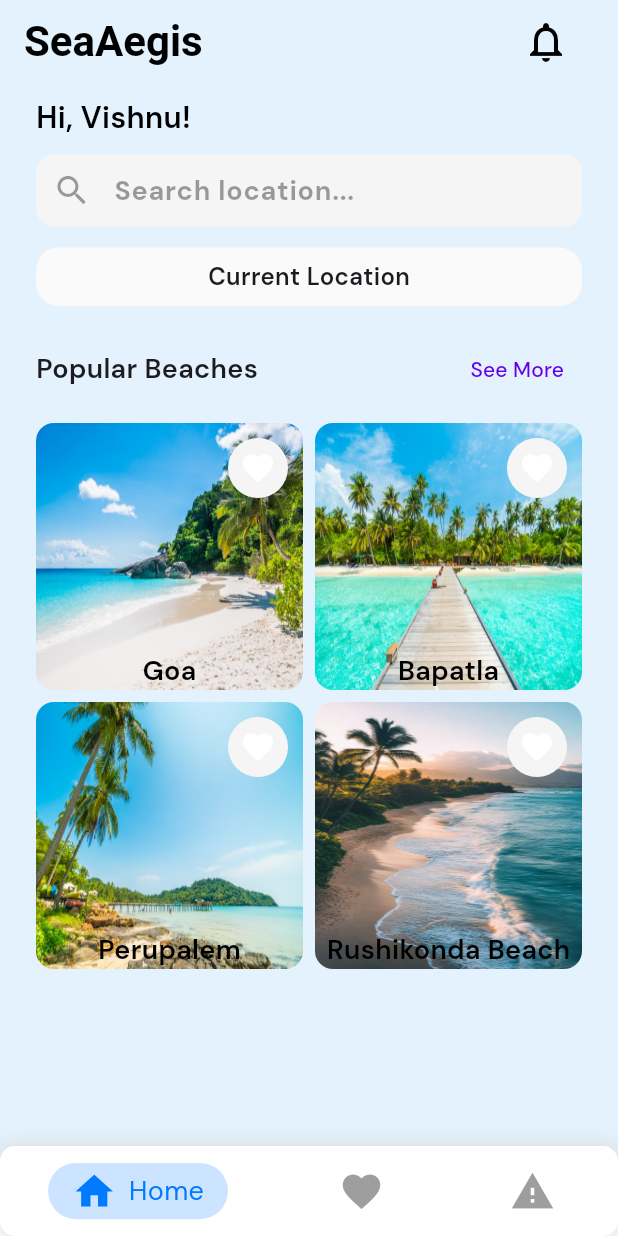
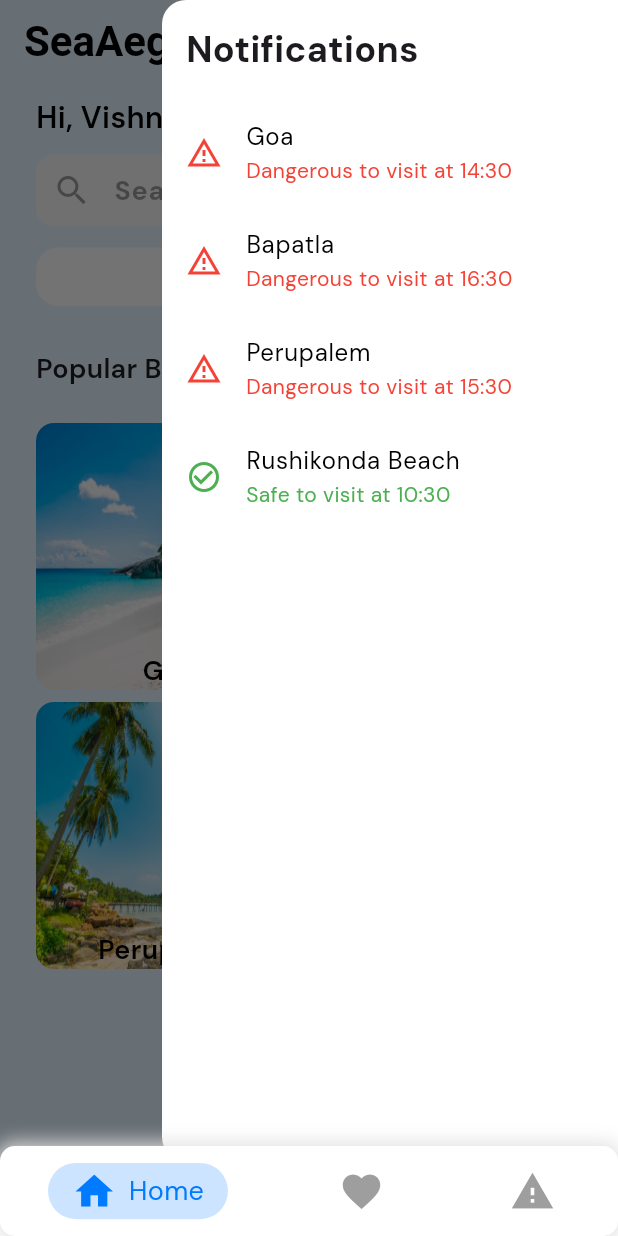
Before and after one commit to SeaAegis/SeaAegis, a Flutter app: the screen it shows after launch, after a tap on the "notifications" icon, on a phone screen of 412 x 824 dp. Run offline on Flutter 3.47's test engine with Material 3 defaults, Android fonts, the phone set to English and light mode, and no system bars; drawn by our look-alikes of persistent_bottom_nav_bar; our stand-ins replace cloud_firestore, firebase_auth, firebase_core, flutter_svg, google_fonts, google_maps_flutter and 1 more; accounts and stored records are empty.

Commit message:
notification drawer added

```diff
--- a/lib/main.dart
+++ b/lib/main.dart
@@ -38,7 +38,7 @@ class MyApp extends StatelessWidget {
         //     textTheme: GoogleFonts.dmSansTextTheme(
         //   Theme.of(context).textTheme,
         // )),
-        home: HomePage(),
+        home: const HomePage(),
         // home: const BeachStats(),
       ),
     );
--- a/lib/views/beach_data/beach_stats.dart
+++ b/lib/views/beach_data/beach_stats.dart
@@ -140,7 +140,7 @@ class _BeachStatsState extends State<BeachStats> {
                       children: [
                         const Image(
                           height: 150,
-                          width: 140,
+                          width: 120,
                           image: AssetImage('assets/weather/small_rain.png'),
                         ),
                         Column(
@@ -160,7 +160,7 @@ class _BeachStatsState extends State<BeachStats> {
                               '${condition.airTempC}°C',
                               style: const TextStyle(
                                 color: Colors.white,
-                                fontSize: 42,
+                                fontSize: 32,
                                 fontWeight: FontWeight.bold,
                               ),
                             ),
--- a/lib/views/beach_data/widgets/alert_box.dart
+++ b/lib/views/beach_data/widgets/alert_box.dart
@@ -75,7 +75,7 @@ class _AlertBoxState extends State<AlertBox> {
                     offset: Offset(0.3, 0.3),
                   ),
                 ],
-                fontSize: 23,
+                fontSize: 20,
                 fontWeight: FontWeight.bold,
               ),
             ),
--- a/lib/views/beach_data/widgets/hourly_data.dart
+++ b/lib/views/beach_data/widgets/hourly_data.dart
@@ -35,9 +35,9 @@ class _HourlyForecastState extends State<HourlyForecast> {
 
             // Check if the current item is the first in the list or if the day has changed
             final bool isNewDay = index == 0 ||
-                (formatTimeToIST(item.time).substring(0, 10) !=
+                (formatTimeToIST(item.time).substring(0, 11) !=
                     formatTimeToIST(widget.conditionList[index - 1].time)
-                        .substring(0, 10));
+                        .substring(0, 11));
 
             return GestureDetector(
               // Add onTap for hour selection
@@ -56,7 +56,11 @@ class _HourlyForecastState extends State<HourlyForecast> {
                       Padding(
                         padding: const EdgeInsets.only(bottom: 4.0),
                         child: Text(
-                          "${item.time.day}/${item.time.month}/${item.time.year}",
+                          formatTimeToIST(item.time)
+                              .substring(0, 10)
+                              .split("-")
+                              .reversed
+                              .join("-"),
                           style: const TextStyle(
                             fontSize: 12,
                             fontWeight: FontWeight.bold,
--- a/lib/views/home/home.dart
+++ b/lib/views/home/home.dart
@@ -83,12 +83,21 @@ class _HomeScreenState extends State<HomeScreen> {
                 fontSize: 28, fontWeight: FontWeight.w600, color: Colors.black),
           ),
           actions: [
-            IconButton(
-                onPressed: () {},
-                icon: const Icon(size: 32, Icons.notifications_outlined)),
-            const SizedBox(width: 24),
+            Builder(
+              builder: (context) {
+                return IconButton(
+                  icon: const Icon(Icons.notifications_outlined),
+                  onPressed: () {
+                    Scaffold.of(context)
+                        .openEndDrawer(); // Opens the end drawer
+                  },
+                );
+              },
+            ),
           ],
+          // Automatically provides the hamburger menu icon to open the drawer
         ),
+        endDrawer: NotificationsDrawer(), // The side drawer
         body: Padding(
           padding: const EdgeInsets.symmetric(vertical: 8, horizontal: 24),
           child: SingleChildScrollView(
@@ -177,8 +186,8 @@ class _HomeScreenState extends State<HomeScreen> {
                                     Icons.favorite,
                                     color: beaches[index].liked
                                         ? Colors.red
-                                        : Colors
-                                            .white, // Use the liked property
+                                        : const Color.fromARGB(255, 116, 101,
+                                            101), // Use the liked property
                                   ),
                                   onPressed: () {
                                     setState(() {
@@ -234,9 +243,9 @@ class _HomePageState extends State<HomePage> {
 
   List<Widget> _buildScreens() {
     return [
-      const HomeScreen(), // This is the updated HomeScreen
-      const Favorites(),
-      const AlertMessage(),
+      const HomeScreen(), // Home Screen
+      const Favorites(), // Favorites Screen
+      const AlertMessage(), // Alerts Screen
     ];
   }
 
@@ -304,11 +313,91 @@ class Beach {
   final double lat;
   final double lon;
   bool liked;
-
   Beach(
-      {required this.lat,
+      {required this.name,
+      required this.lat,
       required this.lon,
       required this.image,
-      required this.name,
       this.liked = false});
 }
+
+class NotificationsDrawer extends StatelessWidget {
+  // Dummy data for notifications
+  final List<Map<String, String>> beachNotifications = [
+    {
+      'beach': 'Goa',
+      'status': 'Dangerous to visit',
+      'time': "14:30",
+    },
+    {
+      'beach': 'Bapatla',
+      'status': 'Dangerous to visit',
+      'time': "16:30",
+    },
+    {
+      'beach': 'Perupalem',
+      'status': 'Dangerous to visit',
+      'time': "15:30",
+    },
+    {
+      'beach': 'Rushikonda Beach',
+      'status': 'Safe to visit',
+      'time': "10:30",
+    },
+  ];
+
+  NotificationsDrawer({super.key});
+
+  @override
+  Widget build(BuildContext context) {
+    return Drawer(
+      child: SafeArea(
+        child: Column(
+          crossAxisAlignment: CrossAxisAlignment.start,
+          children: [
+            const Padding(
+              padding: EdgeInsets.all(16.0),
+              child: Text(
+                'Notifications',
+                style: TextStyle(
+                  fontSize: 24,
+                  fontWeight: FontWeight.bold,
+                ),
+              ),
+            ),
+            Expanded(
+              child: ListView.builder(
+                itemCount: beachNotifications.length,
+                itemBuilder: (context, index) {
+                  final notification = beachNotifications[index];
+                  return ListTile(
+                    leading: Icon(
+                      notification['status'] == 'Safe to visit'
+                          ? Icons.check_circle_outline
+                          : Icons.warning_amber_outlined,
+                      color: notification['status'] == 'Safe to visit'
+                          ? Colors.green
+                          : Colors.red,
+                    ),
+                    title: Text(
+                      notification['beach']!,
+                    ),
+                    subtitle: Text(
+                        notification['status']! +
+                            " at " +
+                            notification['time']!,
+                        style: TextStyle(
+                          color: notification['status'] == 'Safe to visit'
+                              ? Colors.green
+                              : Colors.red,
+                        )),
+                  );
+                },
+              ),
+            ),
+          ],
+        ),
+      ),
+    );
+  }
+}
```
